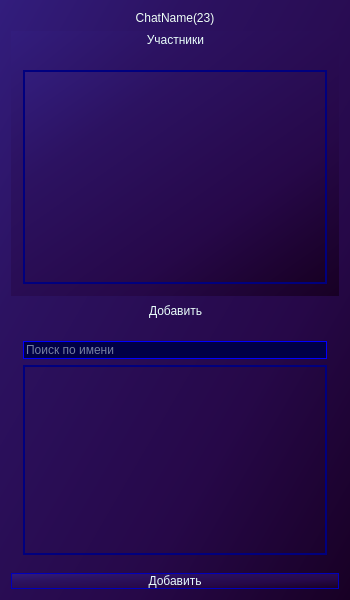
Qt form Client/AddUserToChat.ui (zorroBinn/QuickDialog) before a commit.
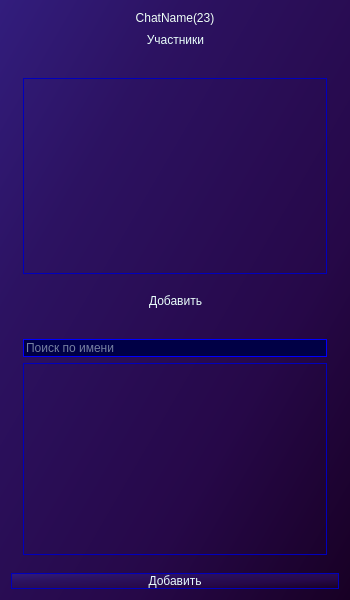
The same form after that commit. Icons and pictures are not drawn.

Diff of the .ui file:
```diff
--- a/Client/AddUserToChat.ui
+++ b/Client/AddUserToChat.ui
@@ -58,7 +58,8 @@
      <property name="styleSheet">
       <string notr="true">border: none;
 color: rgb(234, 255, 252);
-font: italic 14pt &quot;Comic Sans MS&quot;;</string>
+font: italic 14pt &quot;Comic Sans MS&quot;;
+background-color: rgba(255, 255, 255, 0);</string>
      </property>
      <property name="title">
       <string>Участники</string>
@@ -67,29 +68,6 @@
       <set>Qt::AlignCenter</set>
      </property>
      <layout class="QGridLayout" name="gridLayout">
-      <item row="1" column="0">
-       <widget class="QScrollArea" name="scrollArea_Participants">
-        <property name="focusPolicy">
-         <enum>Qt::NoFocus</enum>
-        </property>
-        <property name="styleSheet">
-         <string notr="true">border: 1px solid rgb(0, 0, 127);</string>
-        </property>
-        <property name="widgetResizable">
-         <bool>true</bool>
-        </property>
-        <widget class="QWidget" name="scrollAreaWidgetContents">
-         <property name="geometry">
-          <rect>
-           <x>0</x>
-           <y>0</y>
-           <width>312</width>
-           <height>207</height>
-          </rect>
-         </property>
-        </widget>
-       </widget>
-      </item>
       <item row="0" column="0">
        <spacer name="verticalSpacer">
         <property name="focusPolicy">
@@ -104,11 +82,18 @@
         <property name="sizeHint" stdset="0">
          <size>
           <width>20</width>
-          <height>10</height>
+          <height>18</height>
          </size>
         </property>
        </spacer>
       </item>
+      <item row="1" column="0">
+       <widget class="QListWidget" name="listWidget">
+        <property name="styleSheet">
+         <string notr="true">border: 1px solid rgb(0, 0, 190)</string>
+        </property>
+       </widget>
+      </item>
      </layout>
     </widget>
    </item>
@@ -144,7 +129,7 @@
         <property name="sizeHint" stdset="0">
          <size>
           <width>20</width>
-          <height>10</height>
+          <height>18</height>
          </size>
         </property>
        </spacer>
@@ -166,26 +151,10 @@
        </widget>
       </item>
       <item>
-       <widget class="QScrollArea" name="scrollArea_Users">
-        <property name="focusPolicy">
-         <enum>Qt::ClickFocus</enum>
-        </property>
+       <widget class="QListWidget" name="listWidget_AddUser">
         <property name="styleSheet">
-         <string notr="true">border: 1px solid rgb(0, 0, 127);</string>
+         <string notr="true">border: 1px solid rgb(0, 0, 190)</string>
         </property>
-        <property name="widgetResizable">
-         <bool>true</bool>
-        </property>
-        <widget class="QWidget" name="scrollAreaWidgetContents_2">
-         <property name="geometry">
-          <rect>
-           <x>0</x>
-           <y>0</y>
-           <width>312</width>
-           <height>169</height>
-          </rect>
-         </property>
-        </widget>
        </widget>
       </item>
      </layout>
```
